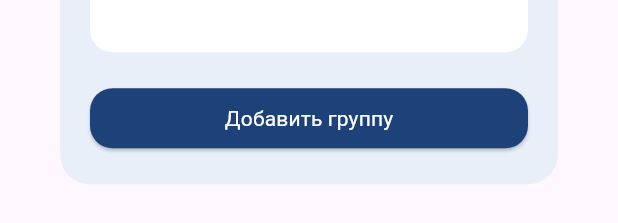
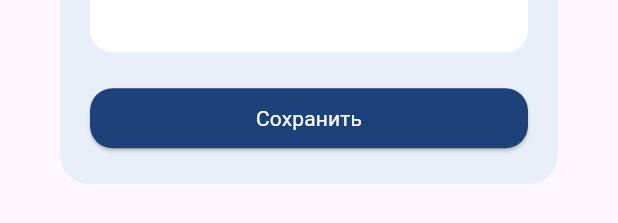
Before and after one commit to Urich228dhdhdhd/education_analizer, a Flutter app: the GroupDialog widget shown alone on an empty page, opened directly, on a phone screen of 412 x 824 dp. Shown: the part 808-1031 px from the top of the screen. Run offline on Flutter 3.47's test engine with Material 3 defaults, Android fonts, the phone set to English and light mode, and no system bars; our stand-ins replace dio, flutter_svg, get; network calls fail; Roboto replaces fonts that are missing (Rubik).

Commit message:
init dialog with create and update droup

```diff
--- a/lib/controlles/login_page_controller.dart
+++ b/lib/controlles/login_page_controller.dart
@@ -1,9 +1,7 @@
 import 'dart:developer';
 
-import 'package:education_analizer/bindings/main_bindings.dart';
 import 'package:education_analizer/controlles/auth_controller.dart';
 import 'package:education_analizer/model/user.dart';
-import 'package:education_analizer/pages/main_screan/main_page.dart';
 import 'package:education_analizer/repository/user_repository.dart';
 import 'package:get/get.dart';
 
@@ -23,7 +21,7 @@ class LoginPageController extends GetxController {
       authController.name.value = user.username ?? "";
       authController.id.value = user.id ?? 0;
       log(user.id.toString());
-      Get.to(() => const MainPage(), binding: MainBindings());
+      Get.toNamed("/home");
     } catch (e) {
       log("Ошибка входа goAuth: $e");
     }
--- a/lib/pages/group_screan/group_dialog_page.dart
+++ b/lib/pages/group_screan/group_dialog_page.dart
@@ -1,54 +1,71 @@
+import 'package:education_analizer/controlles/group_dialog_page_controller.dart';
 import 'package:education_analizer/design/dialog/styles.dart';
 import 'package:education_analizer/design/widgets/colors.dart';
 import 'package:flutter/material.dart';
+import 'package:get/get.dart';
 
 class GroupDialog extends StatelessWidget {
-  const GroupDialog({super.key});
+  final int? groupId; // ID группы для редактирования
+  final String? initialGroupName; // Начальное имя группы для редактирования
+
+  const GroupDialog({
+    super.key,
+    this.groupId,
+    this.initialGroupName,
+  });
 
   @override
   Widget build(BuildContext context) {
+    // Контроллеры для текстовых полей
+    TextEditingController groupNameController =
+        TextEditingController(text: initialGroupName ?? "");
+    TextEditingController semesterNumberController = TextEditingController();
+
+    GroupDialogPageController dialogController = Get.find();
+
     return Dialog(
       shape: RoundedRectangleBorder(
         borderRadius: BorderRadius.circular(20),
       ),
-      backgroundColor: primary2Color, // Установленный цвет фона
+      backgroundColor: primary2Color,
       child: SafeArea(
         child: SingleChildScrollView(
-          // Оборачиваем в SingleChildScrollView для прокрутки при появлении клавиатуры
           child: Padding(
             padding: const EdgeInsets.all(20),
             child: Column(
               mainAxisSize: MainAxisSize.min,
               children: [
-                const Text(
-                  'Создать новую группу',
+                Text(
+                  groupId == null
+                      ? 'Создать новую группу'
+                      : 'Редактировать группу',
                   style: dialogMainTextStyle,
                 ),
                 const SizedBox(height: 10),
-                // Поле для ввода названия группы
                 TextField(
                   decoration: inputField("Название группы"),
+                  controller: groupNameController,
                 ),
                 const SizedBox(height: 20),
-                // Поле для ввода номера семестра с иконкой добавления
                 Row(
                   children: [
                     Expanded(
                       child: TextField(
                         decoration: inputField("Номер семестра"),
                         keyboardType: TextInputType.number,
+                        controller: semesterNumberController,
                       ),
                     ),
                     IconButton(
                       icon: const Icon(Icons.add, color: Colors.grey),
                       onPressed: () {
-                        // Действие для иконки добавления
+                        // Здесь можно добавить логику для добавления нового семестра в список
                       },
                     ),
                   ],
                 ),
                 const SizedBox(height: 20),
-                // Лист с фиксированной высотой 200
+                // Список семестров
                 Container(
                   height: 200,
                   decoration: BoxDecoration(
@@ -56,7 +73,7 @@ class GroupDialog extends StatelessWidget {
                     borderRadius: BorderRadius.circular(15),
                   ),
                   child: ListView.builder(
-                    itemCount: 3, // Для демонстрации 3 элемента
+                    itemCount: 3, // Замените на актуальное количество семестров
                     itemBuilder: (context, index) {
                       return ListTile(
                         title: Text('Семестр $index'),
@@ -66,14 +83,14 @@ class GroupDialog extends StatelessWidget {
                             IconButton(
                               icon: const Icon(Icons.edit, color: Colors.grey),
                               onPressed: () {
-                                // Действие для иконки редактирования
+                                // Здесь можно добавить логику для редактирования семестра
                               },
                             ),
                             IconButton(
                               icon:
                                   const Icon(Icons.delete, color: Colors.grey),
                               onPressed: () {
-                                // Действие для иконки удаления
+                                // Здесь можно добавить логику для удаления семестра
                               },
                             ),
                           ],
@@ -87,21 +104,22 @@ class GroupDialog extends StatelessWidget {
                 SizedBox(
                   width: double.infinity,
                   child: ElevatedButton(
-                    style: ButtonStyle(
-                      backgroundColor: WidgetStateProperty.all<Color>(
-                          const Color(0xFF1D427A)), // Цвет фона кнопки
-                      shape: WidgetStateProperty.all<RoundedRectangleBorder>(
-                        RoundedRectangleBorder(
-                          borderRadius: BorderRadius.circular(
-                              15), // Скругление углов на 15
-                        ),
-                      ),
-                    ),
+                    style: elevationButtonStyle(),
                     onPressed: () {
-                      // Действие для кнопки
+                      if (groupId == null) {
+                        dialogController.createNewGroup(
+                          groupName: groupNameController.text.trim(),
+                        );
+                      } else {
+                        dialogController.editGroup(
+                          id: groupId!,
+                          groupName: groupNameController.text.trim(),
+                        );
+                      }
+                      Get.back(); // Закрыть диалог после выполнения действия
                     },
                     child: const Text(
-                      'Добавить группу',
+                      'Сохранить',
                       style: dropdownButtonTextStyle,
                     ),
                   ),
@@ -109,6 +127,18 @@ class GroupDialog extends StatelessWidget {
               ],
             ),
           ),
+        ),
+      ),
+    );
+  }
+
+  ButtonStyle elevationButtonStyle() {
+    return ButtonStyle(
+      backgroundColor: WidgetStateProperty.all<Color>(
+          const Color(0xFF1D427A)), // Цвет фона кнопки
+      shape: WidgetStateProperty.all<RoundedRectangleBorder>(
+        RoundedRectangleBorder(
+          borderRadius: BorderRadius.circular(15), // Скругление углов на 15
         ),
       ),
     );
--- /dev/null
+++ b/lib/repository/semester_repository.dart
@@ -0,0 +1,3 @@
+import 'package:get/get.dart';
+
+class SemesterRepository extends GetxService {}
```
Also changed, not shown: lib/bindings/group_bildings.dart (+8 -0 lines), lib/controlles/group_dialog_page_controller.dart (added, +105 -0 lines), lib/controlles/group_page_controller.dart (+9 -3 lines), lib/pages/group_screan/group_page.dart (+39 -26 lines), lib/repository/group_repository.dart (+96 -4 lines).
